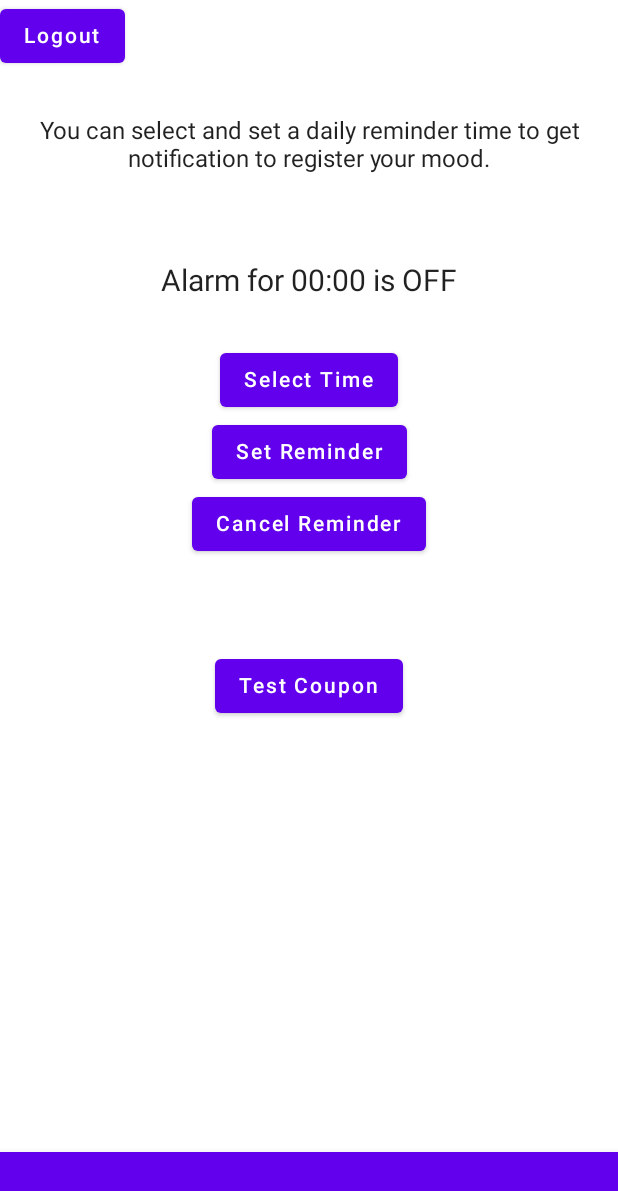
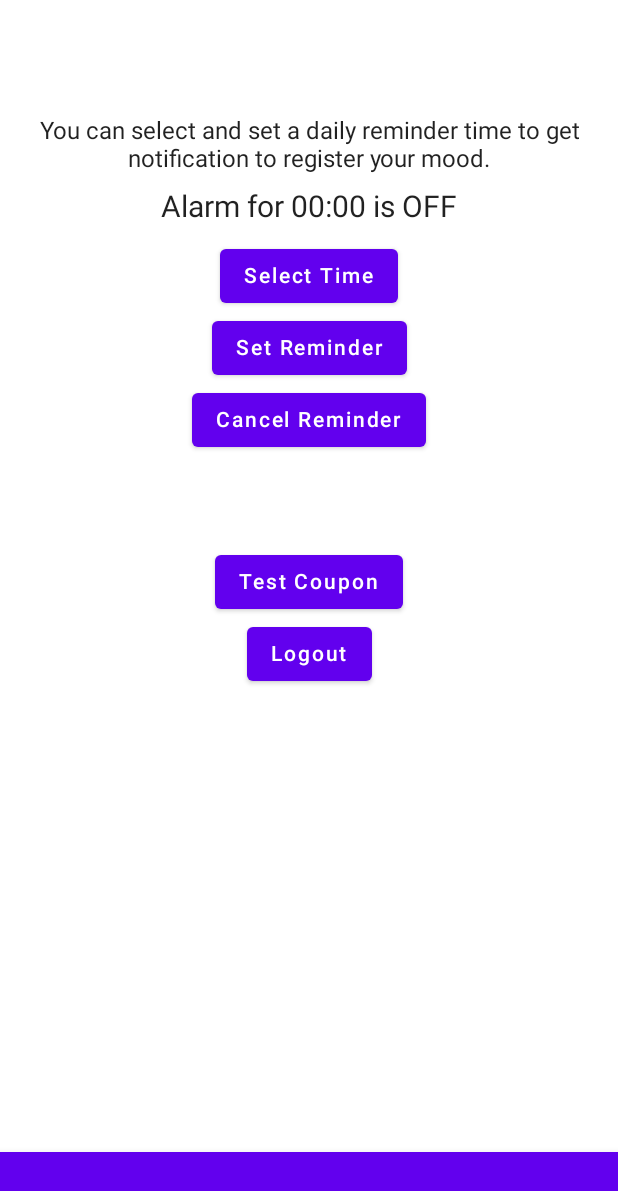
Before and after one commit to Hampster8/HappyApp, an Android app built with Jetpack Compose: the settings screen opened through its navigation route, on a phone screen of 412 x 824 dp. Shown: the top 1191 px of the screen. Run offline under Robolectric (Android 15) with nearby library versions, the phone set to English and light mode, and no system bars.

Commit message:
Updated settings

```diff
--- a/app/src/main/java/com/veberod/happyapp/feature_login/presentation/components/Login.kt
+++ b/app/src/main/java/com/veberod/happyapp/feature_login/presentation/components/Login.kt
@@ -90,7 +90,7 @@ fun Login(context: Context, navController: NavHostController, userState: Mutable
             TextField(
                 value = username,
                 onValueChange = { username = it },
-                label = { Text("Username:") }
+                label = { Text("Username") }
             )
             TextField(
                 value = password,
--- a/app/src/main/java/com/veberod/happyapp/feature_settings/components/Settings.kt
+++ b/app/src/main/java/com/veberod/happyapp/feature_settings/components/Settings.kt
@@ -14,13 +14,5 @@ import com.veberod.happyapp.feature_statistics.presentation.components.notificat
 @RequiresApi(Build.VERSION_CODES.TIRAMISU)
 @Composable
 fun Settings(context: Context, navController: NavController, userState: MutableState<UserState>) {
-    SelectTime(context)
-
-    Button(onClick = {
-        // set userState to default values
-        userState.value = UserState(isLoggedIn = false)
-        navController.navigate(NavRoutes.Login.route)
-    }) {
-        Text("Logout")
-    }
+    SelectTime(context, navController, userState)
 }
--- a/app/src/main/java/com/veberod/happyapp/feature_statistics/presentation/components/notifications/ReminderNotification.kt
+++ b/app/src/main/java/com/veberod/happyapp/feature_statistics/presentation/components/notifications/ReminderNotification.kt
@@ -22,6 +22,9 @@ import androidx.compose.ui.text.style.TextAlign
 import androidx.compose.ui.unit.dp
 import androidx.compose.ui.unit.sp
 import androidx.core.content.ContextCompat
+import androidx.navigation.NavController
+import com.veberod.happyapp.NavRoutes
+import com.veberod.happyapp.UserState
 import java.util.*
 
 
@@ -78,9 +81,10 @@ private fun scheduleAlarm(myTime : Calendar, context: Context){
         Toast.LENGTH_LONG).show()
 }
 
+
 @RequiresApi(Build.VERSION_CODES.TIRAMISU)
 @Composable
-fun SelectTime(context: Context){
+fun SelectTime(context: Context, navController: NavController, userState: MutableState<UserState>){
     var timeSet by remember { mutableStateOf(false) }
     var alarmSet by remember { mutableStateOf(false) }
     //Get alarm status from database
@@ -111,7 +115,6 @@ fun SelectTime(context: Context){
                 "Time has been selected", Toast.LENGTH_LONG).show()
         }, hour, minute, false
     )
-
     var notificationPermissionGranted by remember {
         mutableStateOf(
             ContextCompat.checkSelfPermission(
@@ -138,7 +141,7 @@ fun SelectTime(context: Context){
             text = "You can select and set a daily reminder time " +
                     "to get notification to register your mood."
         )
-        Spacer(modifier = Modifier.padding(30.dp))
+        Spacer(modifier = Modifier.padding(5.dp))
         Text(
             textAlign = TextAlign.Center,
             //Pass time from database
@@ -149,7 +152,7 @@ fun SelectTime(context: Context){
             },
             fontSize = 20.sp
         )
-        Spacer(modifier = Modifier.padding(15.dp))
+        Spacer(modifier = Modifier.padding(5.dp))
         Button(onClick = {
             timePicker.show()
             timeSet = true
@@ -164,7 +167,6 @@ fun SelectTime(context: Context){
                     alarmSet = true
                     //Put to alarmSet database
                 }else Toast.makeText(context, "Please select a time first.", Toast.LENGTH_LONG).show()
-
             } else {
                 Toast.makeText(context, "Please make sure 'Notification' Permissions are allowed first.", Toast.LENGTH_LONG).show()
                 myPermission.launch(Manifest.permission.POST_NOTIFICATIONS)}
@@ -180,5 +182,12 @@ fun SelectTime(context: Context){
         }
         Spacer(modifier = Modifier.padding(30.dp))
         TrackDays()
+        Button(onClick = {
+            // set userState to default values
+            userState.value = UserState(isLoggedIn = false)
+            navController.navigate(NavRoutes.Login.route)
+        }) {
+            Text("Logout")
+        }
     }
 }
```
